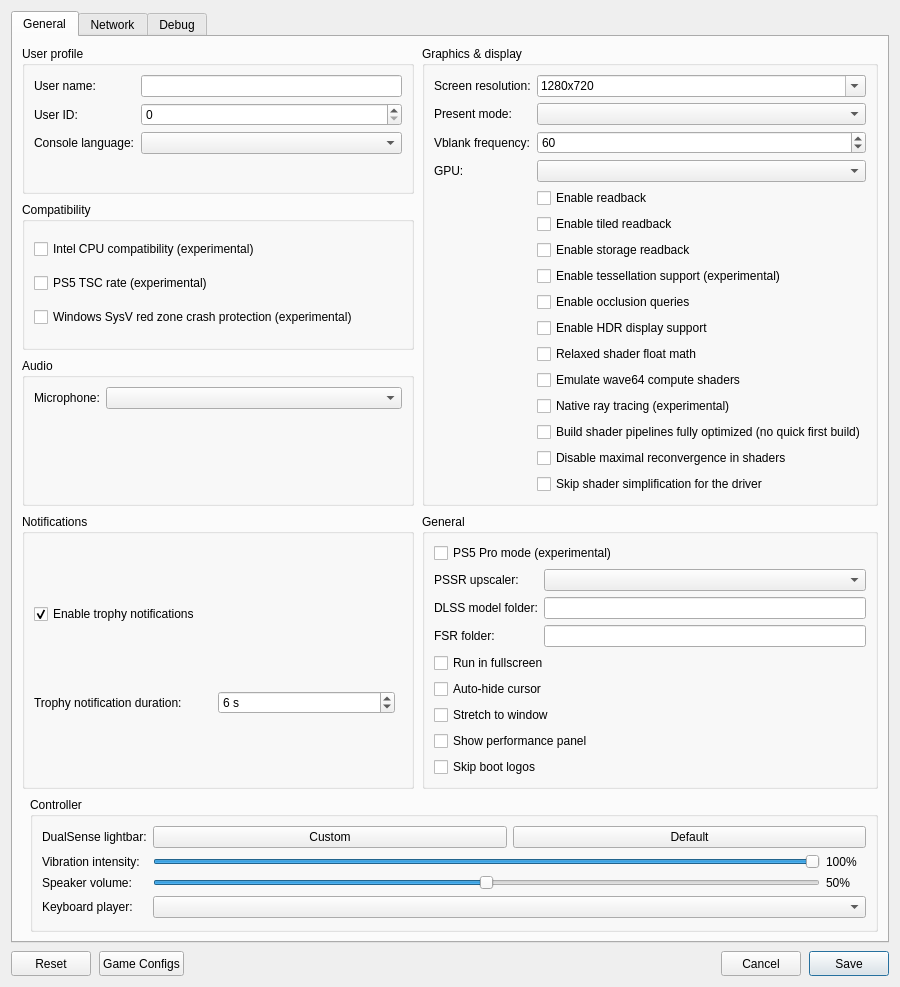
Above: src/launcher/forms/configuration_edit_dialog.ui from CarRamRod-963/KytyPS5 before the change. Below: the same form after it.
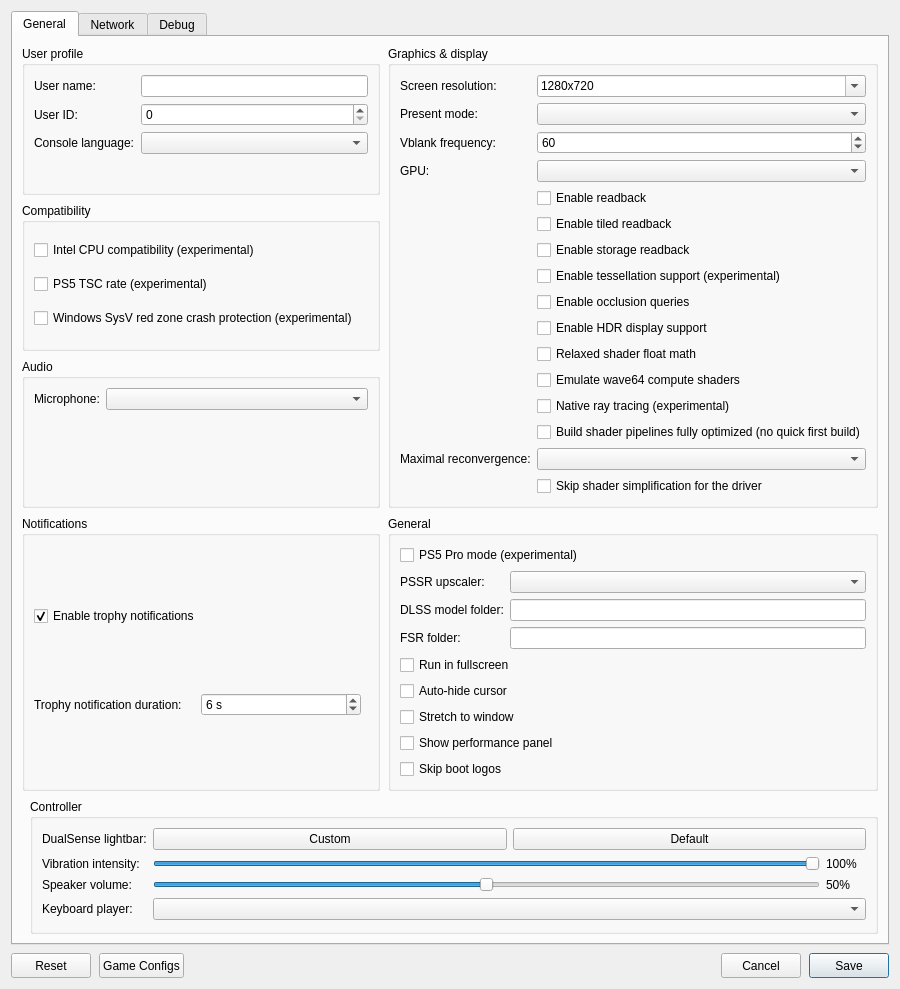
That is the form after the change. Custom widgets are drawn as their Qt base class.

Commit message: renderer: decide the maximal reconvergence request per driver

The edit to the form file:
```diff
--- a/src/launcher/forms/configuration_edit_dialog.ui
+++ b/src/launcher/forms/configuration_edit_dialog.ui
@@ -221,10 +221,14 @@
               <property name="text"><string>Build shader pipelines fully optimized (no quick first build)</string></property>
              </widget>
             </item>
+            <item row="15" column="0">
+             <widget class="QLabel" name="label_maximal_reconvergence">
+              <property name="text"><string>Maximal reconvergence:</string></property>
+             </widget>
+            </item>
             <item row="15" column="1">
-             <widget class="QCheckBox" name="checkBox_no_maximal_reconvergence">
-              <property name="toolTip"><string>Do not ask the GPU driver for maximal reconvergence in shaders. Can help on GPUs whose driver crashes while building shaders with it.</string></property>
-              <property name="text"><string>Disable maximal reconvergence in shaders</string></property>
+             <widget class="QComboBox" name="comboBox_maximal_reconvergence">
+              <property name="toolTip"><string>Whether shaders ask the GPU driver for maximal reconvergence. Auto asks for it except on AMD drivers, whose shader compiler crashes with it; On and Off override Auto.</string></property>
              </widget>
             </item>
             <item row="16" column="1">
```
The commit also changes 11 other files.
